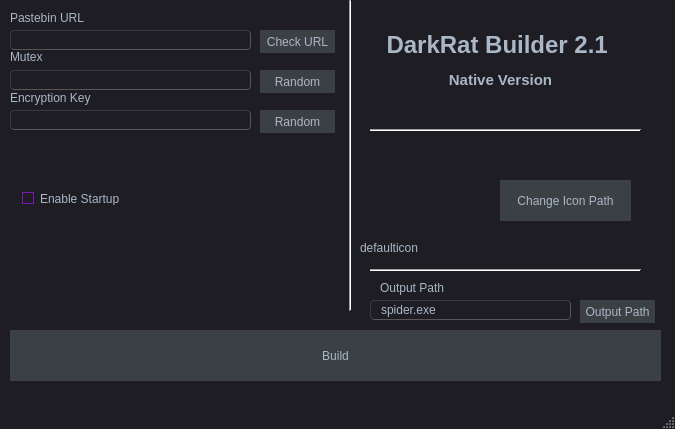
The window that DarkRatUIBuilderNative/DarkRatCrypterUI/DarkRatCrypterUI.ui (667-fluPE/darkrat) describes before a commit, drawn with Qt 5.
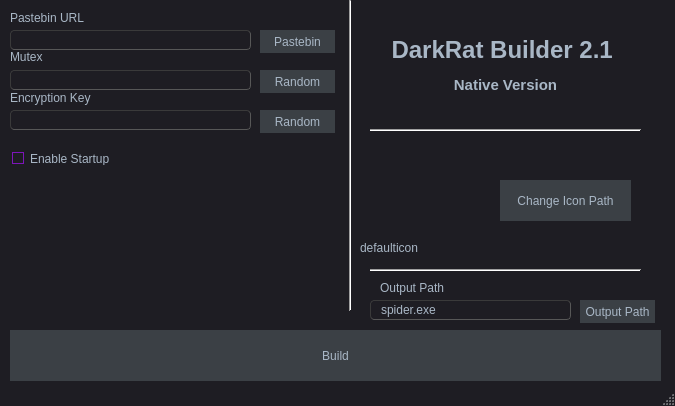
The same window after the commit.

```diff
--- a/DarkRatUIBuilderNative/DarkRatCrypterUI/DarkRatCrypterUI.ui
+++ b/DarkRatUIBuilderNative/DarkRatCrypterUI/DarkRatCrypterUI.ui
@@ -10,7 +10,7 @@
     <x>0</x>
     <y>0</y>
     <width>675</width>
-    <height>429</height>
+    <height>406</height>
    </rect>
   </property>
   <property name="windowTitle">
@@ -518,8 +518,8 @@
    <widget class="QCheckBox" name="startup">
     <property name="geometry">
      <rect>
-      <x>20</x>
-      <y>190</y>
+      <x>10</x>
+      <y>150</y>
       <width>111</width>
       <height>17</height>
      </rect>
@@ -658,7 +658,7 @@
      </rect>
     </property>
     <property name="text">
-     <string>Check URL</string>
+     <string>Pastebin</string>
     </property>
    </widget>
    <widget class="Line" name="line_3">
@@ -679,8 +679,8 @@
      <rect>
       <x>360</x>
       <y>10</y>
-      <width>281</width>
-      <height>101</height>
+      <width>291</width>
+      <height>111</height>
      </rect>
     </property>
     <property name="text">
```
